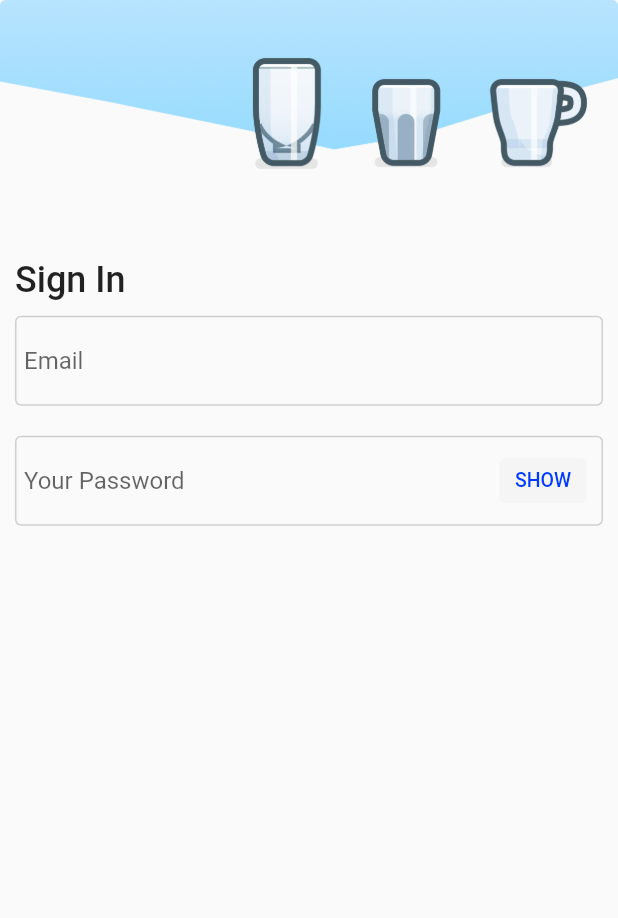
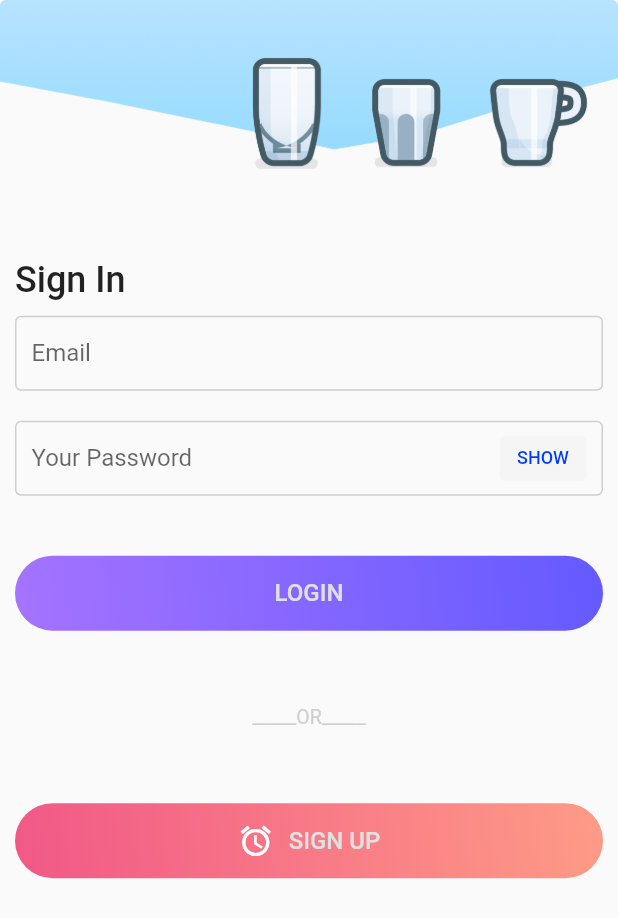
Before and after one commit to mroom-software/mr-smart-dock-mobile, a Flutter app: the screen it shows after launch, on a phone screen of 412 x 824 dp. Shown: the top 918 px of the screen. Run offline on Flutter 3.47's test engine with Material 2 defaults, Android fonts, the phone set to English and light mode, and no system bars; Roboto replaces fonts that are missing (Avenir).

Commit message:
[Login screen] update ui

```diff
--- a/lib/screens/login.dart
+++ b/lib/screens/login.dart
@@ -1,5 +1,7 @@
 
 import 'package:flutter/material.dart';
+import 'package:smart_dock_mobile/widgets/button_icon_widget.dart';
+import 'package:smart_dock_mobile/widgets/button_widget.dart';
 
 class LoginScreen extends StatefulWidget {
 
@@ -47,7 +49,7 @@ class _LoginScreenState extends State<LoginScreen> {
                         borderRadius: BorderRadius.all(Radius.circular(4.0)),
                       ),
                       child: Padding(
-                        padding: const EdgeInsets.all(5),
+                        padding: const EdgeInsets.fromLTRB(10, 0, 0, 0),
                         child: TextFormField(
                           decoration: InputDecoration(
                             border: InputBorder.none,
@@ -69,7 +71,7 @@ class _LoginScreenState extends State<LoginScreen> {
                           Expanded(
                             flex: 8,
                             child: Padding(
-                              padding: const EdgeInsets.all(5),
+                              padding: const EdgeInsets.fromLTRB(10, 0, 0, 0),
                               child: TextFormField(
                                 decoration: InputDecoration(
                                   border: InputBorder.none,
@@ -96,7 +98,7 @@ class _LoginScreenState extends State<LoginScreen> {
                                   child: Text(
                                     'SHOW',
                                     style: TextStyle(
-                                      fontSize: 13.0,
+                                      fontSize: 12.0,
                                       fontWeight: FontWeight.w500,
                                       color: Color(0xFF003BFF),
                                     ),
@@ -109,6 +111,32 @@ class _LoginScreenState extends State<LoginScreen> {
                         ],
                       ),
                     ),
+                    SizedBox(
+                      height: 40,
+                    ),
+                    ButtonWidget(
+
+                    ),
+                    SizedBox(
+                      height: 50,
+                    ),
+                    Container(
+                      child: Text(
+                        '_____OR_____',
+                        style: TextStyle(
+                          fontSize: 13.0,
+                          color: Theme.of(context).accentColor,
+                        ),
+                      ),
+                    ),
+                    SizedBox(
+                      height: 50,
+                    ),
+
+                    ButtonIconWidget(
+
+                    ),
+
                   ],
 
                 ),
--- a/lib/widgets/button_icon_widget.dart
+++ b/lib/widgets/button_icon_widget.dart
@@ -0,0 +1,51 @@
+import 'package:flutter/material.dart';
+
+class ButtonIconWidget extends StatelessWidget {
+
+  @override
+  Widget build(BuildContext context) {
+
+    return Container(
+      height: 50,
+      decoration: BoxDecoration(
+        borderRadius: BorderRadius.all(Radius.circular(100.0)),
+        gradient: LinearGradient(
+          // Where the linear gradient begins and ends
+          begin: Alignment.topRight,
+          end: Alignment.bottomLeft,
+          // Add one stop for each color. Stops should increase from 0 to 1
+          stops: [0.0, 1.0],
+          colors: [
+            // Colors are easy thanks to Flutter's Colors class.
+            Color(0xFFFE9B86),
+            Color(0xFFF15887),
+          ],
+        ),
+      ),
+      child: FlatButton(
+        onPressed: () {
+
+        },
+        child: Center(
+          child: Row(
+            mainAxisAlignment: MainAxisAlignment.center,
+            children: <Widget>[
+              Icon(
+                Icons.access_alarms,
+                color: Colors.white,
+              ),
+              SizedBox(
+                width: 10,
+              ),
+              Text(
+                'SIGN UP',
+                style: Theme.of(context).textTheme.button,
+              ),
+            ],
+          ),
+        ),
+      ),
+    );
+  }
+
+}
--- a/lib/widgets/button_widget.dart
+++ b/lib/widgets/button_widget.dart
@@ -0,0 +1,39 @@
+import 'package:flutter/material.dart';
+
+class ButtonWidget extends StatelessWidget {
+
+  @override
+  Widget build(BuildContext context) {
+
+    return Container(
+      height: 50,
+      decoration: BoxDecoration(
+        borderRadius: BorderRadius.all(Radius.circular(100.0)),
+        gradient: LinearGradient(
+          // Where the linear gradient begins and ends
+          begin: Alignment.topRight,
+          end: Alignment.bottomLeft,
+          // Add one stop for each color. Stops should increase from 0 to 1
+          stops: [0.0, 1.0],
+          colors: [
+            // Colors are easy thanks to Flutter's Colors class.
+            Color(0xFF645AFF),
+            Color(0xFFA573FF),
+          ],
+        ),
+      ),
+      child: FlatButton(
+        onPressed: () {
+
+        },
+        child: Center(
+          child: Text(
+            'LOGIN',
+            style: Theme.of(context).textTheme.button,
+          ),
+        ),
+      ),
+    );
+  }
+
+}
```
